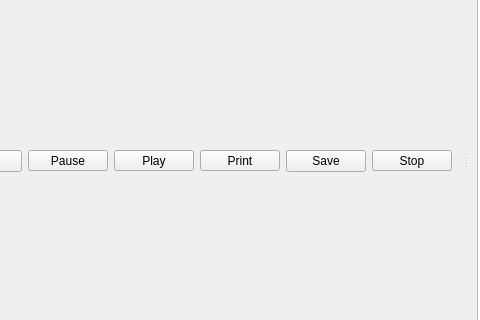
Qt form UI/dooble_charts.ui (textbrowser/dooble) before a commit; both pictures show x 81 to 561 and y 89 to 409 of the 800 by 500 pixel window.
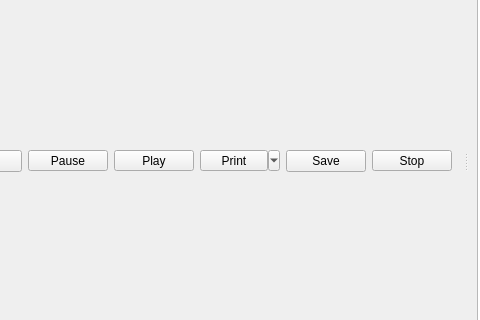
The same form after that commit.

Commit message: Decoupled charts.

```diff
--- a/UI/dooble_charts.ui
+++ b/UI/dooble_charts.ui
@@ -111,7 +111,7 @@
             <string>Print</string>
            </property>
            <property name="popupMode">
-            <enum>QToolButton::InstantPopup</enum>
+            <enum>QToolButton::MenuButtonPopup</enum>
            </property>
           </widget>
          </item>
```
The commit also changes 2 other files.
